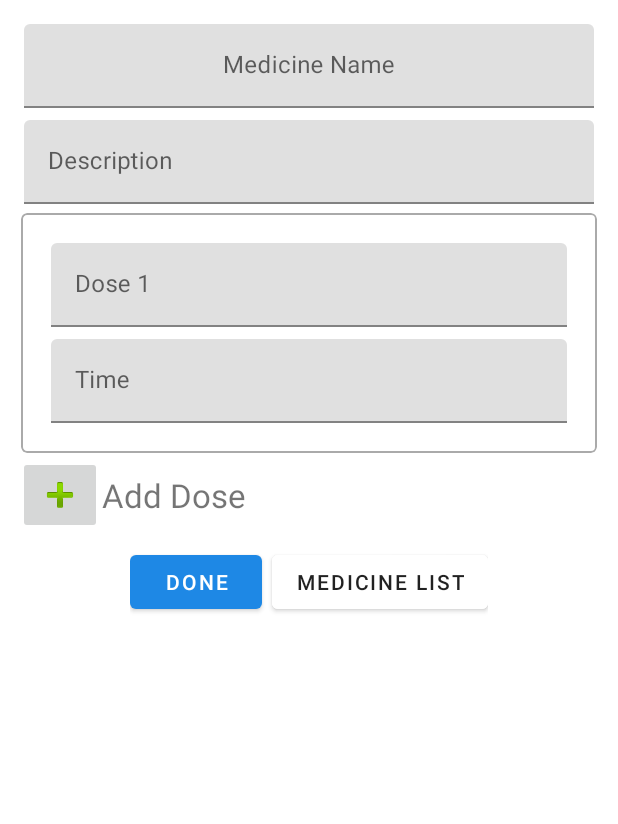
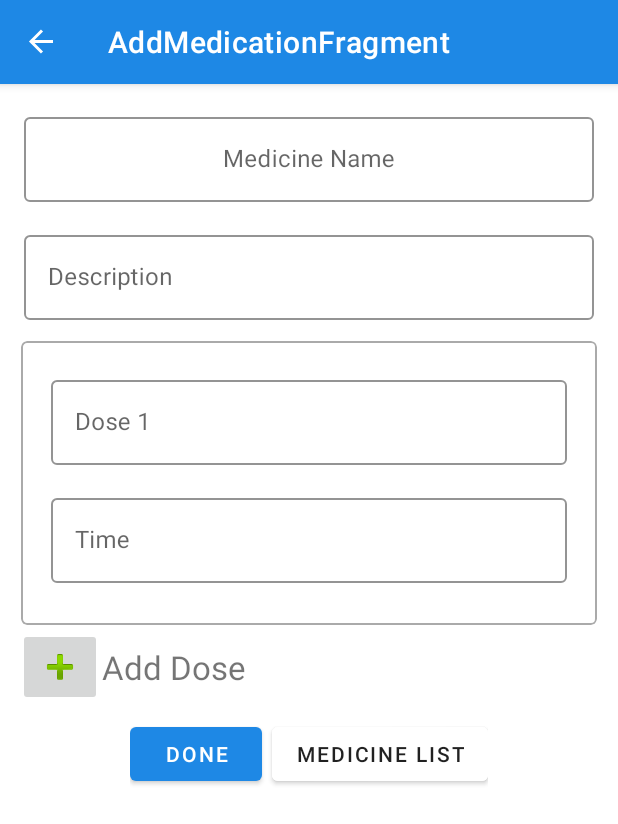
Before and after one commit to Shubhamj08/My_Medications, an Android app: the screen it shows after launch (MainActivity), after a tap on "ADD MEDICINES", on a phone screen of 412 x 824 dp. Shown: the top 824 px of the screen. Run offline under Robolectric (Android 15) with nearby library versions, the phone set to English and light mode, and no system bars; our stand-ins replace Room's generated code, data binding, navigation-ui; Roboto replaces fonts that are not available here.

Commit message:
UI update 4

```diff
--- a/app/src/main/java/com/project/mymedications/AddMedicationViewModel.kt
+++ b/app/src/main/java/com/project/mymedications/AddMedicationViewModel.kt
@@ -1,6 +1,7 @@
 package com.project.mymedications
 
 import android.app.Application
+import android.widget.TextView
 import androidx.lifecycle.*
 import kotlinx.coroutines.*
 import kotlin.math.absoluteValue
@@ -9,8 +10,6 @@ class AddMedicationViewModel(
     val database: MedicineDatabaseDao,
     application: Application
 ) : ViewModel() {
-
-    val addMedication: AddMedicationFragment = AddMedicationFragment()
 
     private var viewModelJob = Job()
 
--- a/app/src/main/res/layout/fragment_add_medication.xml
+++ b/app/src/main/res/layout/fragment_add_medication.xml
@@ -29,6 +29,7 @@
 
 
             <com.google.android.material.textfield.TextInputLayout
+                style="@style/Widget.med.textInputLayout"
                 android:id="@+id/med_name_label"
                 android:layout_width="match_parent"
                 android:layout_height="wrap_content"
@@ -44,6 +45,7 @@
             </com.google.android.material.textfield.TextInputLayout>
 
             <com.google.android.material.textfield.TextInputLayout
+                style="@style/Widget.med.textInputLayout"
                 android:id="@+id/med_description_label"
                 android:layout_width="match_parent"
                 android:layout_height="wrap_content"
@@ -75,6 +77,7 @@
                     android:orientation="vertical">
 
                     <com.google.android.material.textfield.TextInputLayout
+                        style="@style/Widget.med.textInputLayout"
                         android:layout_width="match_parent"
                         android:layout_height="wrap_content"
                         android:layout_margin="4dp">
@@ -87,6 +90,7 @@
                     </com.google.android.material.textfield.TextInputLayout>
 
                     <com.google.android.material.textfield.TextInputLayout
+                        style="@style/Widget.med.textInputLayout"
                         android:layout_width="match_parent"
                         android:layout_height="wrap_content"
                         android:layout_margin="4dp">
@@ -121,6 +125,7 @@
                     android:orientation="vertical">
 
                     <com.google.android.material.textfield.TextInputLayout
+                        style="@style/Widget.med.textInputLayout"
                         android:layout_width="match_parent"
                         android:layout_height="wrap_content"
                         android:layout_margin="4dp">
@@ -133,6 +138,7 @@
                     </com.google.android.material.textfield.TextInputLayout>
 
                     <com.google.android.material.textfield.TextInputLayout
+                        style="@style/Widget.med.textInputLayout"
                         android:layout_width="match_parent"
                         android:layout_height="wrap_content"
                         android:layout_margin="4dp">
@@ -166,6 +172,7 @@
                     android:orientation="vertical">
 
                     <com.google.android.material.textfield.TextInputLayout
+                        style="@style/Widget.med.textInputLayout"
                         android:layout_width="match_parent"
                         android:layout_height="wrap_content"
                         android:layout_margin="4dp">
@@ -178,6 +185,7 @@
                     </com.google.android.material.textfield.TextInputLayout>
 
                     <com.google.android.material.textfield.TextInputLayout
+                        style="@style/Widget.med.textInputLayout"
                         android:layout_width="match_parent"
                         android:layout_height="wrap_content"
                         android:layout_margin="4dp">
@@ -213,6 +221,7 @@
                     android:orientation="vertical">
 
                     <com.google.android.material.textfield.TextInputLayout
+                        style="@style/Widget.med.textInputLayout"
                         android:layout_width="match_parent"
                         android:layout_height="wrap_content"
                         android:layout_margin="4dp">
@@ -225,6 +234,7 @@
                     </com.google.android.material.textfield.TextInputLayout>
 
                     <com.google.android.material.textfield.TextInputLayout
+                        style="@style/Widget.med.textInputLayout"
                         android:layout_width="match_parent"
                         android:layout_height="wrap_content"
                         android:layout_margin="4dp">
--- a/app/src/main/res/values/styles.xml
+++ b/app/src/main/res/values/styles.xml
@@ -1,7 +1,7 @@
 <resources>
 
     <!-- Base application theme. -->
-    <style name="AppTheme" parent="Theme.MaterialComponents.DayNight.NoActionBar">
+    <style name="AppTheme" parent="Theme.MaterialComponents.DayNight.DarkActionBar">
         <!-- Customize your theme here. -->
         <item name="colorPrimary">@color/colorPrimary</item>
         <item name="colorPrimaryDark">@color/colorPrimaryDark</item>
@@ -11,9 +11,19 @@
         <item name="android:layout_width">wrap_content</item>
         <item name="android:layout_height">wrap_content</item>
         <item name="android:fontFamily">@font/roboto</item>
-        <item name="android:textColor">@color/primaryTextColor</item>
+        <item name="android:textColor">@color/colorSecondaryDark</item>
         <item name="android:textSize">16sp</item>
     </style>
 
+    <style name="TextAppearance.med.textInputLayout.hintText" parent="TextAppearance.MaterialComponents.Subtitle2">
+        <item name="android:textColor">?android:attr/textColorPrimary</item>
+    </style>
+
+    <style name="Widget.med.textInputLayout" parent="Widget.MaterialComponents.TextInputLayout.OutlinedBox">
+        <item name="hintTextAppearance">@style/TextAppearance.med.textInputLayout.hintText</item>
+        <item name="hintTextColor">@color/colorSecondaryDark</item>
+        <item name="android:paddingBottom">8dp</item>
+        <item name="boxStrokeColor">@color/colorPrimary</item>
+    </style>
 
 </resources>
```
Also changed, not shown: app/src/main/res/layout/update_medicine_fragment.xml (+10 -0 lines).
